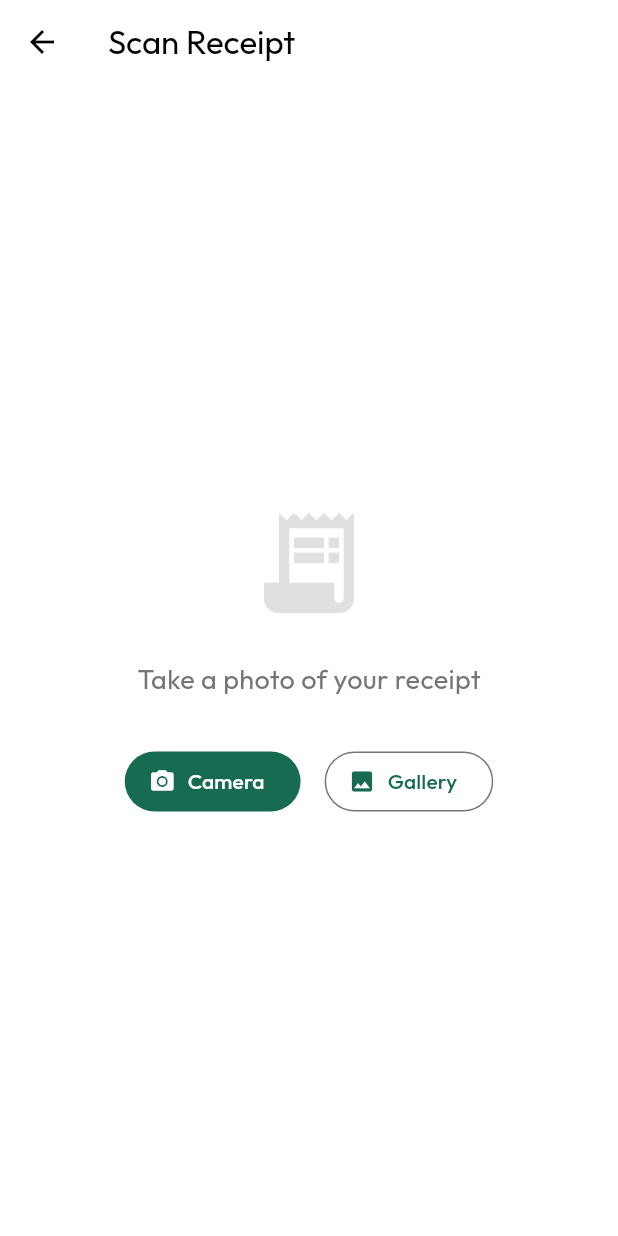
After one commit to imeshanupama/fintrack, a Flutter app: the AddTransactionScreen screen opened by its route, after a tap on the "document scanner" icon, on a phone screen of 412 x 824 dp. The commit adds this screen. Run offline on Flutter 3.47's test engine with Material 3 defaults, Android fonts, the phone set to English and light mode, and no system bars; our stand-ins replace cloud_firestore, csv, file_picker, firebase_auth, firebase_core, fl_chart and 18 more; missing offline and left inert: google_mlkit_text_recognition; accounts and stored records are empty.

Commit message:
Changes 1. New Scan Receipt Screen I created ScanReceiptScreen  which provides a robust flow for scanning receipts:
Image Picker: Choose from Camera or Gallery.
Preview: View the scanned image.
Review Form: See and edit the extracted Amount, Merchant/Note, and Date.
Confirm: Populates the transaction form only after your approval.
2. Enhanced Transaction Flow
I updated
AddTransactionScreen
 to integrate this new screen.

Replaced: The old bottom sheet that auto-filled fields without review.
Added: Seamless navigation to the new Scanner UI and handling of the returned data.

```diff
--- /dev/null
+++ b/lib/features/scanner/presentation/scan_receipt_screen.dart
@@ -0,0 +1,254 @@
+import 'dart:io';
+import 'package:flutter/material.dart';
+import 'package:flutter_riverpod/flutter_riverpod.dart';
+import 'package:go_router/go_router.dart';
+import 'package:google_fonts/google_fonts.dart';
+import 'package:image_picker/image_picker.dart';
+import 'package:intl/intl.dart';
+import '../data/ocr_service.dart';
+
+class ScanReceiptScreen extends ConsumerStatefulWidget {
+  const ScanReceiptScreen({super.key});
+
+  @override
+  ConsumerState<ScanReceiptScreen> createState() => _ScanReceiptScreenState();
+}
+
+class _ScanReceiptScreenState extends ConsumerState<ScanReceiptScreen> {
+  String? _imagePath;
+  bool _isScanning = false;
+
+  final TextEditingController _amountController = TextEditingController();
+  final TextEditingController _merchantController = TextEditingController();
+  DateTime? _selectedDate;
+
+  @override
+  void dispose() {
+    _amountController.dispose();
+    _merchantController.dispose();
+    super.dispose();
+  }
+
+  Future<void> _pickImage(ImageSource source) async {
+    try {
+      final ocr = ref.read(ocrServiceProvider);
+      final path = await ocr.pickImage(source);
+
+      if (path != null) {
+        setState(() {
+          _imagePath = path;
+          _isScanning = true;
+        });
+        await _scanImage(path);
+      }
+    } catch (e) {
+      if (mounted) {
+        ScaffoldMessenger.of(context).showSnackBar(
+          SnackBar(content: Text('Error picking image: $e')),
+        );
+        setState(() => _isScanning = false);
+      }
+    }
+  }
+
+  Future<void> _scanImage(String path) async {
+    try {
+      final ocr = ref.read(ocrServiceProvider);
+      final data = await ocr.scanReceipt(path);
+
+      if (mounted) {
+        setState(() {
+          if (data.amount != null) {
+             // Handle potential integer values for clearer display
+             if (data.amount! % 1 == 0) {
+               _amountController.text = data.amount!.toInt().toString();
+             } else {
+               _amountController.text = data.amount!.toStringAsFixed(2);
+             }
+          }
+          if (data.date != null) {
+            _selectedDate = data.date;
+          }
+          // Simple heuristic: if we want to try to guess merchant, we'd need better OCR logic.
+          // For now, we leave merchant/note empty or maybe put "Scanned Receipt" as default if empty?
+          if (_merchantController.text.isEmpty) {
+             _merchantController.text = "Scanned Receipt";
+          }
+          _isScanning = false;
+        });
+      }
+    } catch (e) {
+      if (mounted) {
+        ScaffoldMessenger.of(context).showSnackBar(
+          SnackBar(content: Text('Scan failed: $e')),
+        );
+        setState(() => _isScanning = false);
+      }
+    }
+  }
+
+  void _confirm() {
+    final amount = double.tryParse(_amountController.text);
+    if (amount == null) {
+      ScaffoldMessenger.of(context).showSnackBar(
+        const SnackBar(content: Text('Please enter a valid amount')),
+      );
+      return;
+    }
+
+    final result = ReceiptData(
+      amount: amount,
+      date: _selectedDate,
+      text: _merchantController.text, // Using text field for Note/Merchant
+    );
+
+    context.pop(result);
+  }
+
+  @override
+  Widget build(BuildContext context) {
+    return Scaffold(
+      appBar: AppBar(
+        title: const Text('Scan Receipt'),
+        actions: [
+          if (_imagePath != null && !_isScanning)
+            TextButton(
+              onPressed: _confirm,
+              child: Text('Confirm', style: GoogleFonts.outfit(fontWeight: FontWeight.bold)),
+            )
+        ],
+      ),
+      body: _imagePath == null
+          ? Center(
+              child: Column(
+                mainAxisAlignment: MainAxisAlignment.center,
+                children: [
+                   Icon(Icons.receipt_long, size: 80, color: Colors.grey[300]),
+                   const SizedBox(height: 24),
+                   Text(
+                     'Take a photo of your receipt',
+                     style: GoogleFonts.outfit(fontSize: 18, color: Colors.grey[600]),
+                   ),
+                   const SizedBox(height: 32),
+                   Row(
+                     mainAxisAlignment: MainAxisAlignment.center,
+                     children: [
+                       FilledButton.icon(
+                         onPressed: () => _pickImage(ImageSource.camera),
+                         icon: const Icon(Icons.camera_alt),
+                         label: const Text('Camera'),
+                       ),
+                       const SizedBox(width: 16),
+                       OutlinedButton.icon(
+                         onPressed: () => _pickImage(ImageSource.gallery),
+                         icon: const Icon(Icons.image),
+                         label: const Text('Gallery'),
+                       ),
+                     ],
+                   )
+                ],
+              ),
+            )
+          : SingleChildScrollView(
+              child: Column(
+                children: [
+                  // Image Preview
+                  Container(
+                    height: 300,
+                    width: double.infinity,
+                    color: Colors.black,
+                    child: Stack(
+                      fit: StackFit.expand,
+                      children: [
+                        Image.file(File(_imagePath!), fit: BoxFit.contain),
+                        if (_isScanning)
+                          Container(
+                            color: Colors.black54,
+                            alignment: Alignment.center,
+                            child: const CircularProgressIndicator(),
+                          ),
+                        Positioned(
+                          bottom: 16,
+                          right: 16,
+                          child: FloatingActionButton.small(
+                            onPressed: () {
+                              setState(() {
+                                _imagePath = null;
+                                _amountController.clear();
+                                _merchantController.clear();
+                                _selectedDate = null;
+                              });
+                            },
+                            child: const Icon(Icons.refresh),
+                          ),
+                        )
+                      ],
+                    ),
+                  ),
+
+                  // Form
+                  Padding(
+                    padding: const EdgeInsets.all(24.0),
+                    child: Column(
+                      crossAxisAlignment: CrossAxisAlignment.start,
+                      children: [
+                        Text('Review Details', style: GoogleFonts.outfit(fontSize: 20, fontWeight: FontWeight.bold)),
+                        const SizedBox(height: 24),
+
+                        TextField(
+                          controller: _amountController,
+                          keyboardType: const TextInputType.numberWithOptions(decimal: true),
+                          decoration: const InputDecoration(
+                            labelText: 'Amount',
+                            prefixIcon: Icon(Icons.attach_money),
+                            border: OutlineInputBorder(),
+                          ),
+                          style: GoogleFonts.outfit(fontSize: 24, fontWeight: FontWeight.bold),
+                        ),
+                        const SizedBox(height: 16),
+
+                        TextField(
+                          controller: _merchantController,
+                          decoration: const InputDecoration(
+                            labelText: 'Note / Merchant',
+                            prefixIcon: Icon(Icons.description),
+                            border: OutlineInputBorder(),
+                          ),
+                        ),
+                        const SizedBox(height: 16),
+
+                        InkWell(
+                          onTap: () async {
+                            final picked = await showDatePicker(
+                              context: context,
+                              initialDate: _selectedDate ?? DateTime.now(),
+                              firstDate: DateTime(2000),
+                              lastDate: DateTime.now(),
+                            );
+                            if (picked != null) {
+                              setState(() => _selectedDate = picked);
+                            }
+                          },
+                          child: InputDecorator(
+                            decoration: const InputDecoration(
+                              labelText: 'Date',
+                              prefixIcon: Icon(Icons.calendar_today),
+                              border: OutlineInputBorder(),
+                            ),
+                            child: Text(
+                              _selectedDate != null
+                                ? DateFormat.yMMMd().format(_selectedDate!)
+                                : 'Select Date',
+                              style: GoogleFonts.outfit(fontSize: 16),
+                            ),
+                          ),
+                        ),
+                      ],
+                    ),
+                  ),
+                ],
+              ),
+            ),
+    );
+  }
+}
```
Also changed, not shown: lib/features/transactions/presentation/screens/add_transaction_screen.dart (+20 -41 lines).
